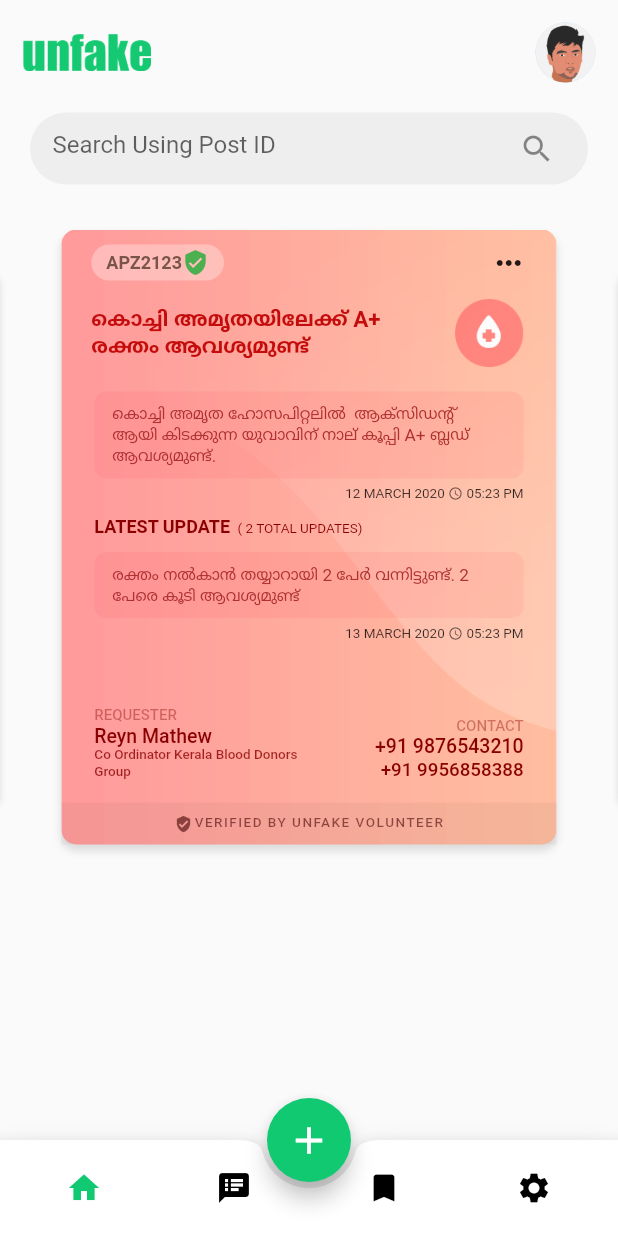
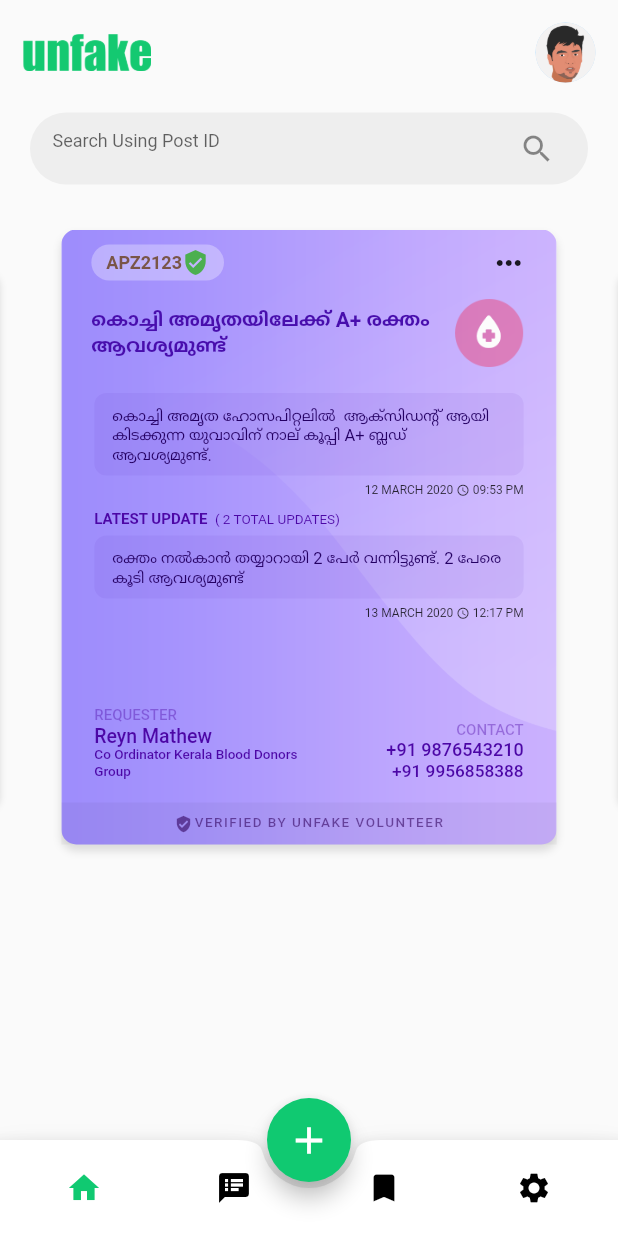
Before and after one commit to shameelsadaka/unfake, a Flutter app: the screen it shows after launch, on a phone screen of 412 x 824 dp. Run offline on Flutter 3.47's test engine with Material 2 defaults, Android fonts, the light colour scheme and no system bars; drawn by our look-alikes of carousel_slider.

Commit message:
CardTemplate Ready

```diff
--- a/lib/screens/HomePage.dart
+++ b/lib/screens/HomePage.dart
@@ -53,8 +53,10 @@
                       child: Padding(
                         padding: const EdgeInsets.only(left:15.0,right: 10.0),
                         child: new TextField(
-                          textAlignVertical: TextAlignVertical.top
-                          ,
+                          style: TextStyle(
+                            fontSize: 12.0,
+                          ),
+                          textAlignVertical: TextAlignVertical.top,
                           decoration: InputDecoration(
                             border:InputBorder.none,
                             hintText: 'Search Using Post ID',
--- a/lib/screens/components/CarouselCard.dart
+++ b/lib/screens/components/CarouselCard.dart
@@ -1,12 +1,13 @@
 import 'package:flutter/material.dart';
+import '../templates/CardTemplate.dart';
 
 class CarouselCard extends StatelessWidget {
 
-  final String bgcard;
+  final CardTemplate cardTemplate;
 
   CarouselCard({
     Key key,
-    this.bgcard
+    this.cardTemplate
   }) : super(key: key);
 
   @override
@@ -23,7 +24,7 @@
               )
             ],
             image: DecorationImage(
-              image: AssetImage(bgcard),
+              image: AssetImage(cardTemplate.bgImage),
               fit: BoxFit.cover,
             ),
             borderRadius: BorderRadius.all(Radius.circular(10.0))
@@ -98,9 +99,9 @@
                         child: Text(
                           "കൊച്ചി അമൃതയിലേക്ക് A+ രക്തം ആവശ്യമുണ്ട്",
                           style: TextStyle(
-                            fontSize: 15.0,
+                            fontSize: 14.0,
                             fontWeight: FontWeight.w700,
-                            color: Color(0xFFC40C0C)
+                            color: cardTemplate.titleColor
                           ),
 
                         ),
@@ -136,59 +137,23 @@
                        * --------------------
                        */
 
-
-                      Container(
-                        margin: EdgeInsets.symmetric(horizontal:22.0,vertical:4.0),
-                        child: Column(
-                          children: <Widget>[
-
-                            // Card Content
-
-                            Container(
-                              margin: EdgeInsets.only(bottom: 5.0),
-                              padding: EdgeInsets.symmetric(vertical: 8.0,horizontal: 12.0),
-                              decoration: BoxDecoration(
-                                color:Color(0x10FF0027),
-                                borderRadius:BorderRadius.circular(8.0)
-                              ),
-                              child: Text(
-                                "കൊച്ചി അമൃത ഹോസപിറ്റലിൽ  ആക്സിഡന്‍റ് ആയി കിടക്കുന്ന യുവാവിന് നാല് കൂപ്പി A+ ബ്ലഡ് ആവശ്യമുണ്ട്‌. ",
-                                style: TextStyle(
-                                  fontSize: 11.5,
-                                  fontWeight: FontWeight.normal,
-                                  color: Color(0xFFAE3031)
-                                ),
-
-                              ),
-                            ),
-
-                            // Posted Time
-
-                            Row(
-                              mainAxisAlignment: MainAxisAlignment.end,
-                              crossAxisAlignment: CrossAxisAlignment.start,
-                              children: <Widget>[
-                                Text("12 MARCH 2020 ",style: TextStyle(fontSize: 9.0,color: Color(0xCC000000))),
-                                Icon(Icons.access_time,size:10.0,color: Color(0xAA000000)),
-                                Text(" 05:23 PM",style: TextStyle(fontSize: 9.0,color: Color(0xCC000000)))
-                              ],
-                            )
-                          ],
-                        ),
+                      CardMessageBox(
+                        message:"കൊച്ചി അമൃത ഹോസപിറ്റലിൽ  ആക്സിഡന്‍റ് ആയി കിടക്കുന്ന യുവാവിന് നാല് കൂപ്പി A+ ബ്ലഡ് ആവശ്യമുണ്ട്‌. ",
+                        date:"12 MARCH 2020",
+                        time:"09:53 PM",
+                        cardTemplate: cardTemplate,
                       ),
 
 
 
-
-
                       Container(
-                        margin: EdgeInsets.symmetric(horizontal:22.0,vertical:5.0),
+                        margin: EdgeInsets.only(left:22.0,right:22.0,top:4.0),
                         child: Row(
                           crossAxisAlignment: CrossAxisAlignment.end,
                           children: <Widget>[
-                            Text("LATEST UPDATE",style: TextStyle(fontSize: 12.0,color: Color(0xFF880000),fontWeight: FontWeight.bold)),
+                            Text("LATEST UPDATE",style: TextStyle(fontSize: 10.0,color: cardTemplate.subtextColor,fontWeight: FontWeight.bold)),
                             SizedBox(width: 5),
-                            Text("( 2 TOTAL UPDATES)",style: TextStyle(fontSize:  9.0,color: Color(0xFF880000)))
+                            Text("( 2 TOTAL UPDATES)",style: TextStyle(fontSize:  9.0,color: cardTemplate.subtextColor))
                           ],
                         ),
                       ),
@@ -200,44 +165,11 @@
                        */
 
 
-                      Container(
-                        margin: EdgeInsets.symmetric(horizontal:22.0,vertical:5.0),
-                        child: Column(
-                          children: <Widget>[
-
-                            // Card Content
-
-                            Container(
-                              margin: EdgeInsets.only(bottom: 5.0),
-                              padding: EdgeInsets.symmetric(vertical: 8.0,horizontal: 12.0),
-                              decoration: BoxDecoration(
-                                color:Color(0x10FF0027),
-                                borderRadius:BorderRadius.circular(8.0)
-                              ),
-                              child: Text(
-                                "രക്തം നൽകാൻ തയ്യാറായി 2 പേർ വന്നിട്ടുണ്ട്. 2 പേരെ കൂടി ആവശ്യമുണ്ട്‌ ",
-                                style: TextStyle(
-                                  fontSize: 11.5,
-                                  fontWeight: FontWeight.normal,
-                                  color: Color(0xFFAE3031)
-                                ),
-
-                              ),
-                            ),
-
-                            // Posted Time
-
-                            Row(
-                              mainAxisAlignment: MainAxisAlignment.end,
-                              crossAxisAlignment: CrossAxisAlignment.start,
-                              children: <Widget>[
-                                Text("13 MARCH 2020 ",style: TextStyle(fontSize: 9.0,color: Color(0xCC000000))),
-                                Icon(Icons.access_time,size:10.0,color: Color(0xAA000000)),
-                                Text(" 05:23 PM",style: TextStyle(fontSize: 9.0,color: Color(0xCC000000)))
-                              ],
-                            )
-                          ],
-                        ),
+                      CardMessageBox(
+                        message:"രക്തം നല്‍കാന്‍ തയ്യാറായി 2 പേർ വന്നിട്ടുണ്ട്. 2 പേരെ കൂടി ആവശ്യമുണ്ട്",
+                        date:"13 MARCH 2020",
+                        time:"12:17 PM",
+                        cardTemplate: cardTemplate,
                       ),
 
 
@@ -270,9 +202,9 @@
                       child: Column(
                         crossAxisAlignment: CrossAxisAlignment.start,
                         children: <Widget>[
-                          Text("REQUESTER",style: TextStyle(color:Color(0x66880000),fontSize: 10.0,fontWeight: FontWeight.w500)),
-                          Text("Reyn Mathew",style: TextStyle(color:Color(0xFF880000),fontSize: 13.0,fontWeight: FontWeight.w500)),
-                          Text("Co Ordinator Kerala Blood Donors Group",style: TextStyle(color:Color(0xCC880000),fontSize: 9,fontWeight: FontWeight.w500)),
+                          Text("REQUESTER",style: TextStyle(color:cardTemplate.miniTitleColor,fontSize: 10.0,fontWeight: FontWeight.w500)),
+                          Text("Reyn Mathew",style: TextStyle(color:cardTemplate.subtextColor,fontSize: 13.0,fontWeight: FontWeight.w500)),
+                          Text("Co Ordinator Kerala Blood Donors Group",style: TextStyle(color:cardTemplate.subtextColor,fontSize: 9,fontWeight: FontWeight.w500)),
 
                         ],
                       ),
@@ -282,9 +214,9 @@
                       child: Column(
                         crossAxisAlignment: CrossAxisAlignment.end,
                         children: <Widget>[
-                          Text("CONTACT",style: TextStyle(color:Color(0x66880000),fontSize: 10.0,fontWeight: FontWeight.w500)),
-                          Text("+91 9876543210",style: TextStyle(color:Color(0xFF880000),fontSize: 13.0,fontWeight: FontWeight.w500)),
-                          Text("+91 9956858388",style: TextStyle(color:Color(0xFF880000),fontSize: 12.5,fontWeight: FontWeight.w500)),
+                          Text("CONTACT",style: TextStyle(color:cardTemplate.miniTitleColor,fontSize: 10.0,fontWeight: FontWeight.w500)),
+                          Text("+91 9876543210",style: TextStyle(color:cardTemplate.subtextColor,fontSize: 12.0,fontWeight: FontWeight.w500)),
+                          Text("+91 9956858388",style: TextStyle(color:cardTemplate.subtextColor,fontSize: 11.5,fontWeight: FontWeight.w500)),
                         ],
                       ),
                     ),
@@ -310,14 +242,14 @@
                   children: <Widget>[
                     Icon(
                       Icons.verified_user,
-                      color: Color(0x99450404),
+                      color: cardTemplate.footerTextColor,
                       size: 12.0,
                     ),
                     SizedBox(width: 1),
                     Text(
                       "VERIFIED BY UNFAKE VOLUNTEER",
                       style: TextStyle(
-                        color: Color(0x99450404),
+                        color: cardTemplate.footerTextColor,
                         fontSize: 9,
                         fontWeight: FontWeight.w500,
                         letterSpacing: 1,
@@ -337,3 +269,72 @@
     );
   }
 }
+
+
+
+
+
+
+
+
+
+class CardMessageBox extends StatelessWidget {
+
+  final String message;
+  final String date;
+  final String time;
+  final CardTemplate cardTemplate;
+
+
+
+  const CardMessageBox({
+    Key key,
+    this.message,
+    this.date,
+    this.time,
+    this.cardTemplate
+  }) : super(key: key);
+
+  @override
+  Widget build(BuildContext context) {
+    return Container(
+      margin: EdgeInsets.symmetric(horizontal:22.0,vertical:5.0),
+      child: Column(
+        children: <Widget>[
+
+          // Card Content
+
+          Container(
+            margin: EdgeInsets.only(bottom: 5.0),
+            padding: EdgeInsets.symmetric(vertical: 8.0,horizontal: 12.0),
+            decoration: BoxDecoration(
+              color:cardTemplate.messageBoxColor,
+              borderRadius:BorderRadius.circular(8.0)
+            ),
+            child: Text(
+              this.message,
+              style: TextStyle(
+                fontSize: 11,
+                fontWeight: FontWeight.normal,
+                color: cardTemplate.messageColor
+              ),
+
+            ),
+          ),
+
+          // Posted Time
+
+          Row(
+            mainAxisAlignment: MainAxisAlignment.end,
+            crossAxisAlignment: CrossAxisAlignment.start,
+            children: <Widget>[
+              Text(this.date + " ",style: TextStyle(fontSize: 8.0,color: Color(0xCC000000))),
+              Icon(Icons.access_time,size:9.0,color: Color(0xCC000000)),
+              Text(" "+this.time,style: TextStyle(fontSize: 8.0,color: Color(0xCC000000)))
+            ],
+          )
+        ],
+      ),
+    );
+  }
+}
--- a/lib/screens/components/HomeCarousel.dart
+++ b/lib/screens/components/HomeCarousel.dart
@@ -1,6 +1,7 @@
 import 'package:flutter/material.dart';
 import 'package:carousel_slider/carousel_slider.dart';
 import 'CarouselCard.dart';
+import '../templates/CardTemplate.dart';
 
 
 class HomeCarousel extends StatelessWidget {
@@ -8,12 +9,12 @@
     Key key,
   }) : super(key: key);
 
-  int _current = 0;
-  List imgList =  [
-    'assets/images/cards/red.png',
-    'assets/images/cards/blue.png',
-    'assets/images/cards/cyan.png',
-    'assets/images/cards/green.png',
+  List cardList =  [
+    new CardTemplate.blueCard(),
+    new CardTemplate.redCard(),
+    new CardTemplate.greenCard(),
+    new CardTemplate.yellowCard(),
+    new CardTemplate.cyanCard(),
   ];
 
 
@@ -28,8 +29,8 @@
         enableInfiniteScroll: true,
         scrollDirection: Axis.horizontal,
       ),
-      itemCount: 4,
-      itemBuilder: (BuildContext context, int itemIndex) =>CarouselCard(bgcard:imgList[itemIndex]),
+      itemCount: cardList.length,
+      itemBuilder: (BuildContext context, int itemIndex) =>CarouselCard(cardTemplate:cardList[itemIndex]),
 
     );
 
--- /dev/null
+++ b/lib/screens/templates/CardTemplate.dart
@@ -0,0 +1,74 @@
+import 'package:flutter/material.dart';
+class CardTemplate {
+
+  String bgImageName;
+
+  Color titleColor,messageBoxColor,messageColor,subtextColor,miniTitleColor,footerTextColor;
+
+
+
+  // CardTemplate();
+
+
+  // Card Templates
+
+  CardTemplate.redCard(){
+    this.bgImageName = 'red.png';
+    this.titleColor = Color(0xFFC40C0C);
+    this.messageBoxColor = Color(0x10FF0027);
+    this.messageColor = Color(0xFFAE3031);
+    this.subtextColor = Color(0xFF880000);
+    this.miniTitleColor = Color(0x66880000);
+    this.footerTextColor =  Color(0x99450404);
+  }
+  CardTemplate.blueCard(){
+    this.bgImageName = 'blue.png';
+    this.titleColor = Color(0xFF480ead);
+    this.messageBoxColor = Color(0x10480ead);
+    this.messageColor = Color(0xFF240063);
+    this.subtextColor = Color(0xFF4c07a6);
+    this.miniTitleColor = Color(0x664c07a6);
+    this.footerTextColor =  Color(0x9932035e);
+  }
+  CardTemplate.greenCard(){
+    this.bgImageName = 'green.png';
+    this.titleColor = Color(0xFF045c2d);
+    this.messageBoxColor = Color(0x100b7a29);
+    this.messageColor = Color(0xFF006132);
+    this.subtextColor = Color(0xFF045c2d);
+    this.miniTitleColor = Color(0x66045c2d);
+    this.footerTextColor =  Color(0x9908422d);
+  }
+  CardTemplate.yellowCard(){
+    this.bgImageName = 'yellow.png';
+    this.titleColor = Color(0xFFad6800);
+    this.messageBoxColor = Color(0x10ad6800);
+    this.messageColor = Color(0xFF6e4302);
+    this.subtextColor = Color(0xFF6e5702);
+    this.miniTitleColor = Color(0x666e5702);
+    this.footerTextColor =  Color(0x994f441a);
+  }
+  CardTemplate.cyanCard(){
+    this.bgImageName = 'cyan.png';
+    this.titleColor = Color(0xFF127ba1);
+    this.messageBoxColor = Color(0x10127ba1);
+    this.messageColor = Color(0xFF1e5878);
+    this.subtextColor = Color(0xFF054669);
+    this.miniTitleColor = Color(0x66054669);
+    this.footerTextColor =  Color(0x991d465c);
+  }
+
+
+
+  ///
+  ///  Getters
+  ///
+
+  String get bgImage {
+    return 'assets/images/cards/'+bgImageName;
+  }
+
+
+
+
+}
```
